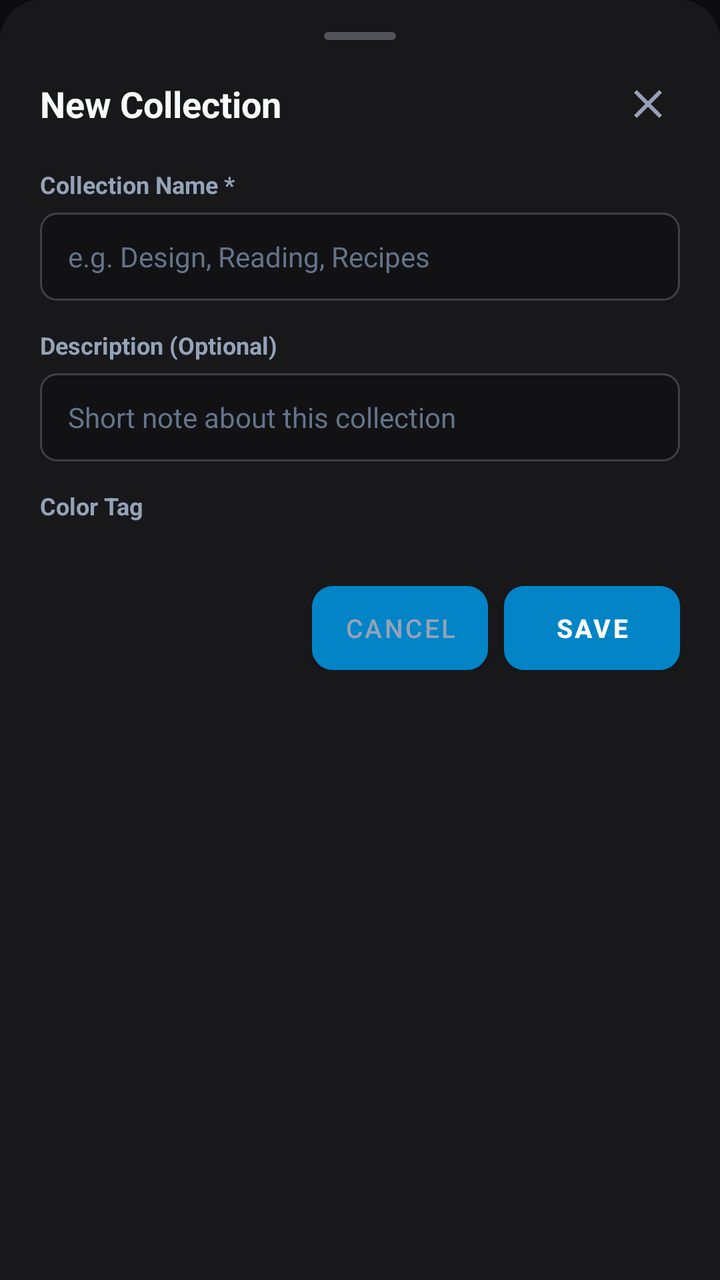
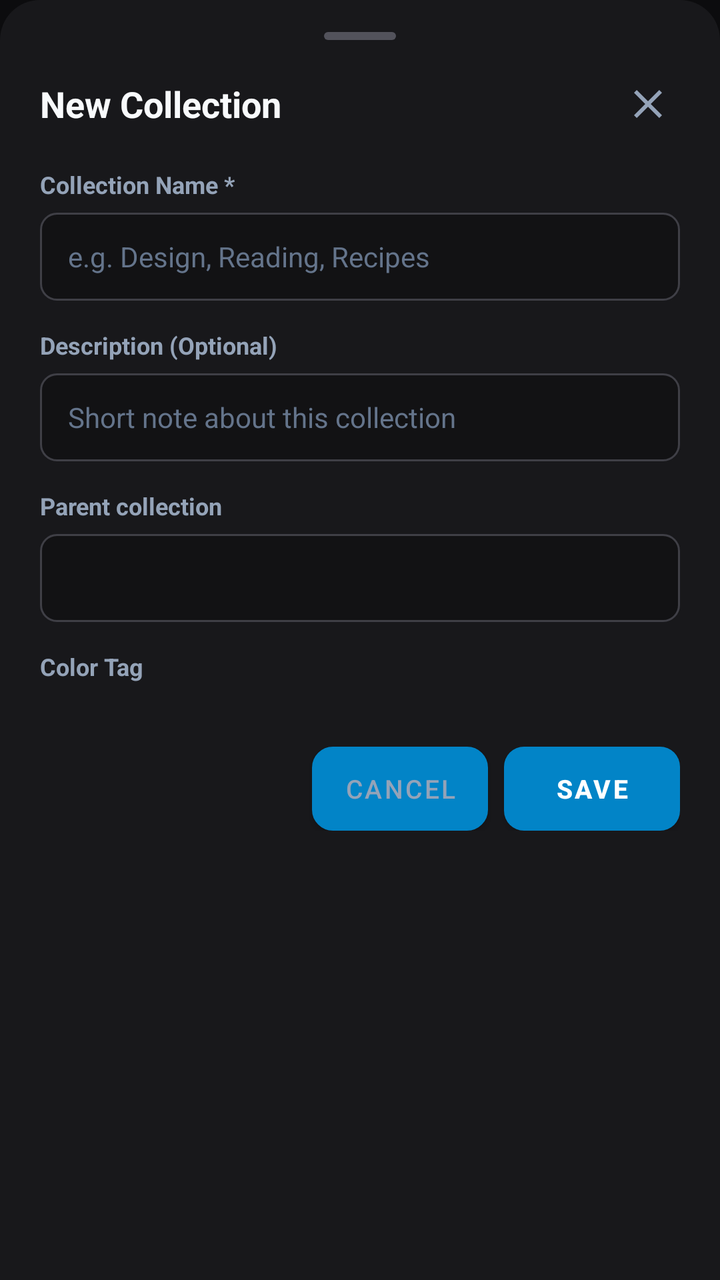

The first picture is an Android layout as it rendered before a commit; the second is the same layout after the commit. The layout source and the unified diff follow.
<!-- AndroidManifest.xml: application theme Theme.Keepsake -->
<!-- res/layout/dialog_edit_collection.xml -->
<?xml version="1.0" encoding="utf-8"?>
<LinearLayout xmlns:android="http://schemas.android.com/apk/res/android"
    android:layout_width="match_parent"
    android:layout_height="wrap_content"
    android:background="@drawable/bg_bottom_sheet"
    android:orientation="vertical"
    android:paddingStart="20dp"
    android:paddingEnd="20dp"
    android:paddingTop="16dp"
    android:paddingBottom="24dp">

    
    <View
        android:layout_width="36dp"
        android:layout_height="4dp"
        android:layout_gravity="center_horizontal"
        android:layout_marginBottom="16dp"
        android:background="@drawable/bg_drag_handle" />

    
    <LinearLayout
        android:layout_width="match_parent"
        android:layout_height="wrap_content"
        android:orientation="horizontal"
        android:gravity="center_vertical"
        android:layout_marginBottom="16dp">

        <TextView
            android:id="@+id/tvEditCollectionDialogTitle"
            android:layout_width="0dp"
            android:layout_height="wrap_content"
            android:layout_weight="1"
            android:text="New Collection"
            android:textColor="#F8FAFC"
            android:textSize="18sp"
            android:textStyle="bold" />

        <ImageButton
            android:id="@+id/btnCloseCollectionDialog"
            android:layout_width="32dp"
            android:layout_height="32dp"
            android:background="?android:attr/selectableItemBackgroundBorderless"
            android:src="@drawable/ic_close"
            android:contentDescription="Close" />
    </LinearLayout>

    
    <TextView
        android:layout_width="wrap_content"
        android:layout_height="wrap_content"
        android:text="Collection Name *"
        android:textColor="#94A3B8"
        android:textSize="12sp"
        android:textStyle="bold"
        android:layout_marginBottom="6dp" />

    <EditText
        android:id="@+id/etCollectionTitle"
        android:layout_width="match_parent"
        android:layout_height="44dp"
        android:background="@drawable/bg_input"
        android:hint="e.g. Design, Reading, Recipes"
        android:textColor="#F8FAFC"
        android:textColorHint="#64748B"
        android:textSize="14sp"
        android:paddingStart="14dp"
        android:paddingEnd="14dp"
        android:inputType="textCapSentences"
        android:maxLines="1"
        android:layout_marginBottom="14dp" />

    
    <TextView
        android:layout_width="wrap_content"
        android:layout_height="wrap_content"
        android:text="Description (Optional)"
        android:textColor="#94A3B8"
        android:textSize="12sp"
        android:textStyle="bold"
        android:layout_marginBottom="6dp" />

    <EditText
        android:id="@+id/etCollectionDescription"
        android:layout_width="match_parent"
        android:layout_height="44dp"
        android:background="@drawable/bg_input"
        android:hint="Short note about this collection"
        android:textColor="#F8FAFC"
        android:textColorHint="#64748B"
        android:textSize="14sp"
        android:paddingStart="14dp"
        android:paddingEnd="14dp"
        android:inputType="textCapSentences"
        android:maxLines="1"
        android:layout_marginBottom="14dp" />

    
    <TextView
        android:layout_width="wrap_content"
        android:layout_height="wrap_content"
        android:text="Color Tag"
        android:textColor="#94A3B8"
        android:textSize="12sp"
        android:textStyle="bold"
        android:layout_marginBottom="8dp" />

    
    <HorizontalScrollView
        android:layout_width="match_parent"
        android:layout_height="wrap_content"
        android:scrollbars="none"
        android:layout_marginBottom="24dp">

        <LinearLayout
            android:id="@+id/llColorPalette"
            android:layout_width="wrap_content"
            android:layout_height="wrap_content"
            android:orientation="horizontal"
            android:gravity="center_vertical" />
    </HorizontalScrollView>

    
    <LinearLayout
        android:layout_width="match_parent"
        android:layout_height="wrap_content"
        android:orientation="horizontal"
        android:gravity="center_vertical">

        <Button
            android:id="@+id/btnDeleteCollection"
            android:layout_width="wrap_content"
            android:layout_height="42dp"
            android:background="@drawable/bg_button_danger"
            android:text="Delete"
            android:textColor="#EF4444"
            android:textSize="13sp"
            android:textStyle="bold"
            android:paddingStart="16dp"
            android:paddingEnd="16dp"
            android:visibility="gone"
            android:layout_marginEnd="8dp" />

        <View
            android:layout_width="0dp"
            android:layout_height="1dp"
            android:layout_weight="1" />

        <Button
            android:id="@+id/btnCancelCollection"
            android:layout_width="wrap_content"
            android:layout_height="42dp"
            android:background="@drawable/bg_button_secondary"
            android:text="Cancel"
            android:textColor="#94A3B8"
            android:textSize="13sp"
            android:paddingStart="16dp"
            android:paddingEnd="16dp"
            android:layout_marginEnd="8dp" />

        <Button
            android:id="@+id/btnSaveCollection"
            android:layout_width="wrap_content"
            android:layout_height="42dp"
            android:background="@drawable/bg_button_primary"
            android:text="Save"
            android:textColor="#FFFFFF"
            android:textSize="13sp"
            android:textStyle="bold"
            android:paddingStart="20dp"
            android:paddingEnd="20dp" />
    </LinearLayout>

</LinearLayout>
<!-- resources referenced by this layout -->
<resources>
  <!-- drawable bg_bottom_sheet (drawable) -->
  <?xml version="1.0" encoding="utf-8"?>
  <shape xmlns:android="http://schemas.android.com/apk/res/android"
      android:shape="rectangle">
      <solid android:color="#18181B" />
      <corners
          android:topLeftRadius="20dp"
          android:topRightRadius="20dp" />
  </shape>
  <!-- drawable bg_button_danger (drawable) -->
  <?xml version="1.0" encoding="utf-8"?>
  <ripple xmlns:android="http://schemas.android.com/apk/res/android"
      android:color="#7F1D1D">
      <item>
          <shape android:shape="rectangle">
              <solid android:color="#450A0A" />
              <stroke android:width="1dp" android:color="#DC2626" />
              <corners android:radius="10dp" />
          </shape>
      </item>
  </ripple>
  <!-- drawable bg_button_primary (drawable) -->
  <?xml version="1.0" encoding="utf-8"?>
  <ripple xmlns:android="http://schemas.android.com/apk/res/android"
      android:color="#38BDF8">
      <item>
          <shape android:shape="rectangle">
              <solid android:color="#0284C7" />
              <corners android:radius="10dp" />
          </shape>
      </item>
  </ripple>
  <!-- drawable bg_button_secondary (drawable) -->
  <?xml version="1.0" encoding="utf-8"?>
  <ripple xmlns:android="http://schemas.android.com/apk/res/android"
      android:color="#3F3F46">
      <item>
          <shape android:shape="rectangle">
              <solid android:color="#27272A" />
              <stroke android:width="1dp" android:color="#3F3F46" />
              <corners android:radius="10dp" />
          </shape>
      </item>
  </ripple>
  <!-- drawable bg_drag_handle (drawable) -->
  <?xml version="1.0" encoding="utf-8"?>
  <shape xmlns:android="http://schemas.android.com/apk/res/android"
      android:shape="rectangle">
      <solid android:color="#52525B" />
      <corners android:radius="2dp" />
      <size android:width="40dp" android:height="4dp" />
  </shape>
  <!-- drawable bg_input (drawable) -->
  <?xml version="1.0" encoding="utf-8"?>
  <shape xmlns:android="http://schemas.android.com/apk/res/android"
      android:shape="rectangle">
      <solid android:color="#121214" />
      <corners android:radius="8dp" />
      <stroke android:width="1dp" android:color="#3F3F46" />
  </shape>
  <!-- drawable ic_close (drawable) -->
  <?xml version="1.0" encoding="utf-8"?>
  <vector xmlns:android="http://schemas.android.com/apk/res/android"
      android:width="24dp"
      android:height="24dp"
      android:viewportWidth="24"
      android:viewportHeight="24">
      <path
          android:fillColor="#94A3B8"
          android:pathData="M19,6.41L17.59,5 12,10.59 6.41,5 5,6.41 10.59,12 5,17.59 6.41,19 12,13.41 17.59,19 19,17.59 13.41,12z" />
  </vector>
  <style name="Theme.Keepsake" parent="Theme.MaterialComponents.DayNight.NoActionBar">
          <item name="colorPrimary">@color/primary</item>
          <item name="colorPrimaryDark">@color/primary_dark</item>
          <item name="colorAccent">@color/accent</item>
          <item name="android:windowBackground">@color/background_dark</item>
          <item name="android:statusBarColor">@color/background_dark</item>
          <item name="android:navigationBarColor">@color/background_dark</item>
      </style>
  <color name="primary">#0284C7</color>
  <color name="primary_dark">#0369A1</color>
  <color name="accent">#38BDF8</color>
  <color name="background_dark">#0C0C0E</color>
</resources>

<!-- the commit's change to res/layout/dialog_edit_collection.xml (unified diff, before → after) -->
@@ -94,6 +94,25 @@
         android:maxLines="1"
         android:layout_marginBottom="14dp" />
 
+    <TextView
+        android:layout_width="wrap_content"
+        android:layout_height="wrap_content"
+        android:text="Parent collection"
+        android:textColor="#94A3B8"
+        android:textSize="12sp"
+        android:textStyle="bold"
+        android:layout_marginBottom="6dp" />
+
+    <Spinner
+        android:id="@+id/spinnerCollectionParent"
+        android:layout_width="match_parent"
+        android:layout_height="44dp"
+        android:background="@drawable/bg_input"
+        android:paddingStart="14dp"
+        android:paddingEnd="14dp"
+        android:layout_marginBottom="14dp"
+        android:contentDescription="Parent collection" />
+
     
     <TextView
         android:layout_width="wrap_content"
